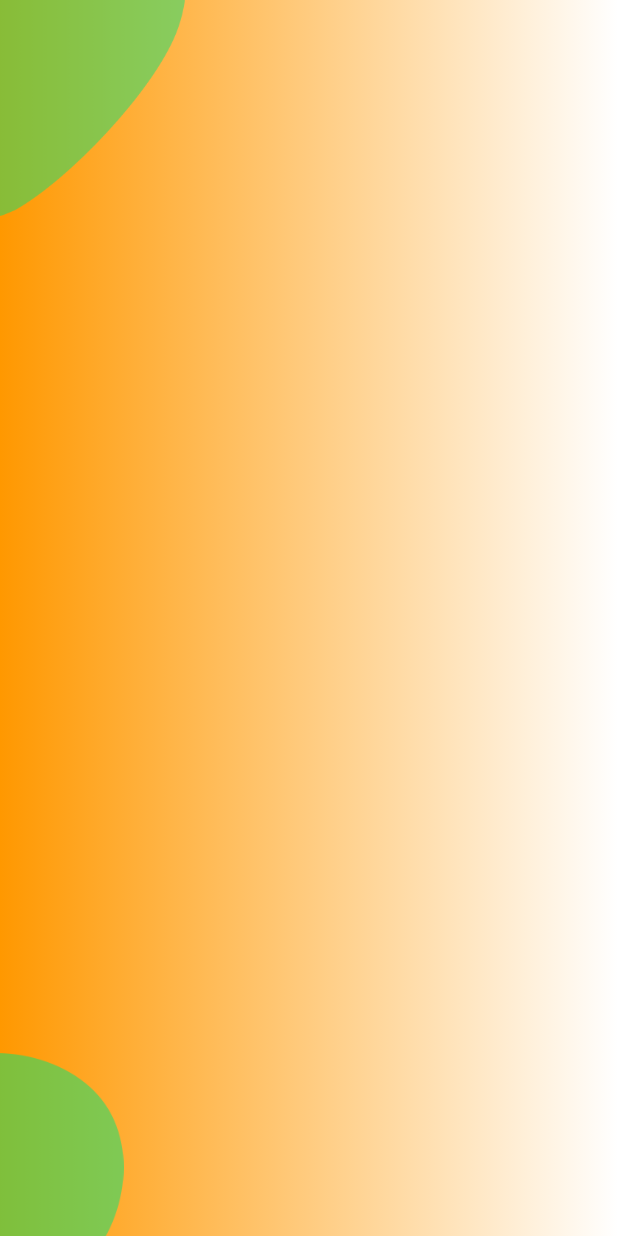
After one commit to yoonhoelee/carrot_clone, a Flutter app: the ForgetPassword screen opened directly, on a phone screen of 412 x 824 dp. The commit adds this screen. Run offline on Flutter 3.47's test engine with Material 2 defaults, Android fonts, the phone set to English and light mode, and no system bars; our stand-ins replace cloud_firestore, firebase_auth, firebase_core, firebase_storage, image_cropper, image_picker; accounts and stored records are empty.

Commit message:
feat : forget password screen basic implementation

```diff
--- /dev/null
+++ b/lib/ForgetPassword/background.dart
@@ -0,0 +1,48 @@
+import 'package:flutter/material.dart';
+
+class ForgetBackground extends StatelessWidget {
+
+  // final Widget child;
+  //
+  // ForgetBackground({required this.child});
+
+  @override
+  Widget build(BuildContext context) {
+    Size size = MediaQuery.of(context).size;
+    return Container(
+      decoration: const BoxDecoration(
+        gradient: LinearGradient(
+          colors: [Colors.orange, Colors.white],
+          begin: Alignment.centerLeft,
+          end: Alignment.centerRight,
+          stops: [0, 1],
+          tileMode: TileMode.clamp,
+        ),
+      ),
+      height: size.height,
+      width: double.infinity,
+      child: Stack(
+        alignment: Alignment.center,
+        children: [
+          Positioned(
+            top: 0,
+            left: 0,
+            child: Image.asset('assets/images/main_top.png',
+              color: Colors.greenAccent.shade400,
+              width: size.width*0.3,
+            ),
+          ),
+          Positioned(
+            bottom: 0,
+            left: 0,
+            child: Image.asset('assets/images/main_bottom.png',
+              color: Colors.greenAccent.shade400,
+              width: size.width*0.2,
+            ),
+          ),
+          // child,
+        ],
+      ),
+    );
+  }
+}
--- a/lib/ForgetPassword/forget_password.dart
+++ b/lib/ForgetPassword/forget_password.dart
@@ -1,3 +1,4 @@
+import 'package:carrot_clone_app/ForgetPassword/background.dart';
 import 'package:flutter/material.dart';
 
 class ForgetPassword extends StatefulWidget {
@@ -9,6 +10,8 @@ class ForgetPassword extends StatefulWidget {
 class _ForgetPasswordState extends State<ForgetPassword> {
   @override
   Widget build(BuildContext context) {
-    return Scaffold();
+    return Scaffold(
+      body: ForgetBackground(),
+    );
   }
 }
```
Also changed, not shown: lib/LoginScreen/body.dart (+19 -1 lines).
